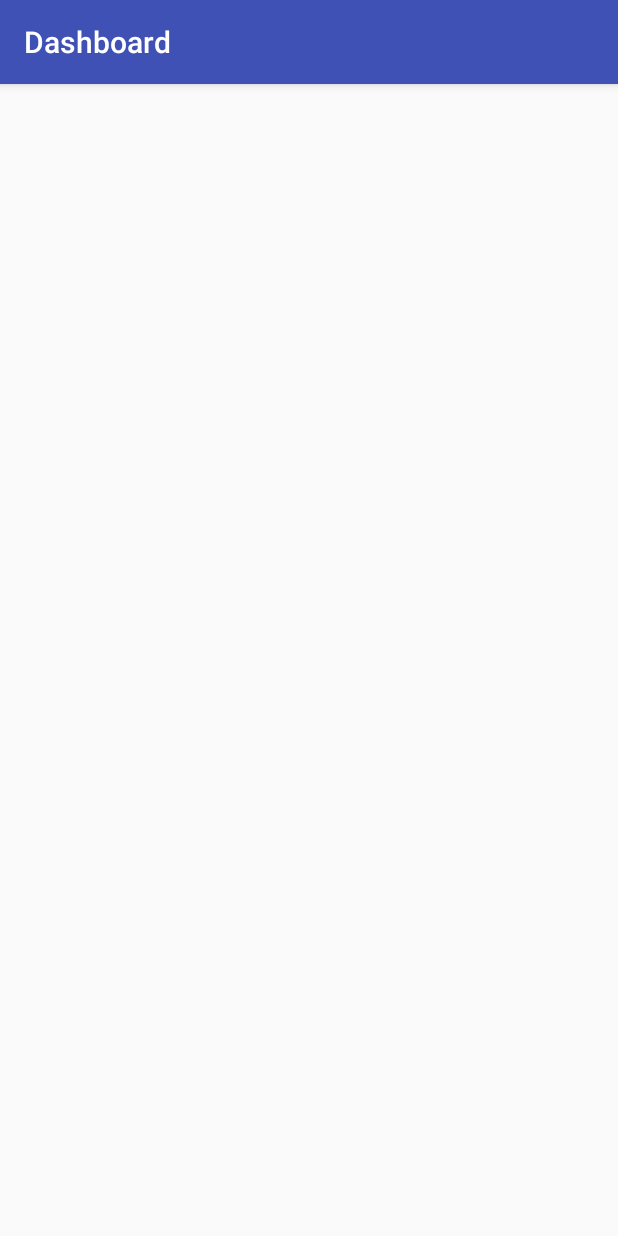
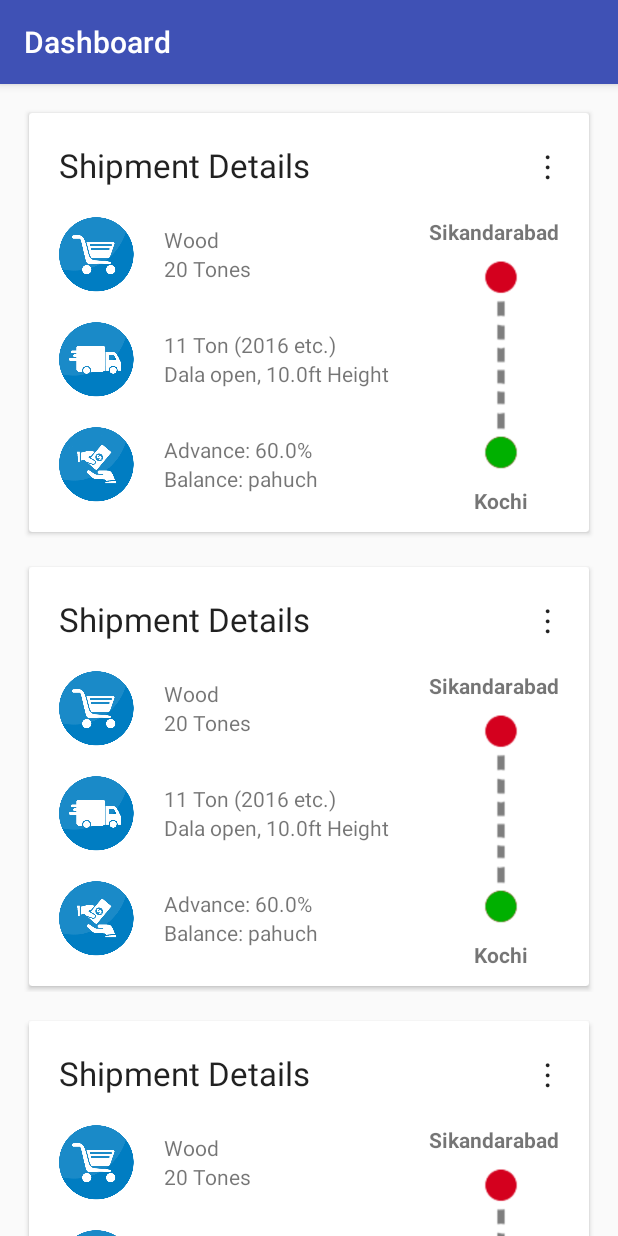
Before and after one commit to HVish/recycler-view-example, an Android app: the screen it shows after launch (MainActivity), on a phone screen of 412 x 824 dp. Run offline under Robolectric (Android 15) with nearby library versions, the phone set to English and light mode, and no system bars.

Commit message:
static data population in shipment recyler view

```diff
--- a/app/src/main/java/dashboard/vishnu/com/dashboard/Activities/MainActivity.java
+++ b/app/src/main/java/dashboard/vishnu/com/dashboard/Activities/MainActivity.java
@@ -2,14 +2,111 @@ package dashboard.vishnu.com.dashboard.Activities;
 
 import android.support.v7.app.AppCompatActivity;
 import android.os.Bundle;
+import android.support.v7.widget.LinearLayoutManager;
+import android.support.v7.widget.RecyclerView;
 
+import org.json.JSONException;
+import org.json.JSONObject;
+
+import java.util.ArrayList;
+import java.util.List;
+
+import dashboard.vishnu.com.dashboard.Adapters.ShipmentAdapter;
+import dashboard.vishnu.com.dashboard.Models.Shipment;
 import dashboard.vishnu.com.dashboard.R;
 
 public class MainActivity extends AppCompatActivity {
+
+    //recyclerview objects
+    private RecyclerView recyclerView;
+    private RecyclerView.LayoutManager layoutManager;
+    private RecyclerView.Adapter adapter;
+
+    //model object for our list data
+    private List<Shipment> shipments;
 
     @Override
     protected void onCreate(Bundle savedInstanceState) {
         super.onCreate(savedInstanceState);
         setContentView(R.layout.activity_main);
+
+        //initializing views
+        recyclerView = (RecyclerView) findViewById(R.id.shipments);
+        recyclerView.setHasFixedSize(true);
+        recyclerView.setLayoutManager(new LinearLayoutManager(this));
+
+        shipments = new ArrayList<>();
+
+        //loading list view item with this function
+        loadShipments();
+    }
+
+    private void loadShipments() {
+        //you can fetch the data from server or some apis
+        try {
+            JSONObject shipment = new JSONObject("{\n" +
+                    "        \"shipmentId\": 7191,\n" +
+                    "        \"generatedId\": \"SP17041271914\",\n" +
+                    "        \"shipperId\": \"SR1704112913\",\n" +
+                    "        \"userId\": 732,\n" +
+                    "        \"transporterId\": \"TR1704114913\",\n" +
+                    "        \"pickupDate\": \"2017-04-11T18:30:00.000Z\",\n" +
+                    "        \"bidClosingDate\": \"2017-04-12T16:51:00.000Z\",\n" +
+                    "        \"advance\": 60,\n" +
+                    "        \"balance\": \"pahuch\",\n" +
+                    "        \"truckType\": 17,\n" +
+                    "        \"truckCount\": 1,\n" +
+                    "        \"dala\": \"open\",\n" +
+                    "        \"extraHeight\": 10,\n" +
+                    "        \"expectedAmount\": 7800,\n" +
+                    "        \"reverseBid\": null,\n" +
+                    "        \"remarks\": \"Details on call\",\n" +
+                    "        \"insurance\": \"yes\",\n" +
+                    "        \"assistance\": \"yes\",\n" +
+                    "        \"paymentProcessId\": 1,\n" +
+                    "        \"createdAt\": \"2017-04-12T08:51:36.000Z\",\n" +
+                    "        \"status\": \"accepted\",\n" +
+                    "        \"truck\": \"11 Ton (2016 etc.)\",\n" +
+                    "        \"shipper\": \"Bharat Sarkaar\",\n" +
+                    "        \"transporter\": \"Vaahika\",\n" +
+                    "        \"commission\": 0,\n" +
+                    "        \"pickup\": \"VBN#Hingoli\",\n" +
+                    "        \"delivery\": \"VKI#Jaipur\",\n" +
+                    "        \"items\": [\n" +
+                    "          {\n" +
+                    "            \"shipmentId\": 7191,\n" +
+                    "            \"capsuleId\": null,\n" +
+                    "            \"itemId\": 7517,\n" +
+                    "            \"name\": \"Cotton\",\n" +
+                    "            \"weight\": 20,\n" +
+                    "            \"quantity\": 50\n" +
+                    "          }\n" +
+                    "        ],\n" +
+                    "        \"bids\": [\n" +
+                    "          {\n" +
+                    "            \"transporterId\": 491,\n" +
+                    "            \"shipmentId\": 7191,\n" +
+                    "            \"bidId\": 8366,\n" +
+                    "            \"quote\": 23423,\n" +
+                    "            \"oldQuote\": 23423,\n" +
+                    "            \"remarks\": \"good\",\n" +
+                    "            \"offerAction\": null,\n" +
+                    "            \"createdAt\": \"2017-04-12T12:50:14.000Z\",\n" +
+                    "            \"status\": \"accepted\",\n" +
+                    "            \"transporter\": \"TR1704114913\",\n" +
+                    "            \"rating\": 0\n" +
+                    "          }\n" +
+                    "        ]}");
+
+            for (int i = 1; i <= 5; i++) {
+                Shipment shipmentData = new Shipment(shipment);
+                shipments.add(shipmentData);
+            }
+        } catch (JSONException e) {
+            e.printStackTrace();
+        }
+
+        adapter = new ShipmentAdapter(shipments, this);
+        recyclerView.setAdapter(adapter);
     }
 }
--- /dev/null
+++ b/app/src/main/java/dashboard/vishnu/com/dashboard/Adapters/ShipmentAdapter.java
@@ -0,0 +1,77 @@
+package dashboard.vishnu.com.dashboard.Adapters;
+
+import android.content.Context;
+import android.support.v7.widget.RecyclerView;
+import android.view.LayoutInflater;
+import android.view.View;
+import android.view.ViewGroup;
+import android.widget.TextView;
+
+import java.util.List;
+
+import dashboard.vishnu.com.dashboard.Models.Shipment;
+import dashboard.vishnu.com.dashboard.Models.ShipmentAddress;
+import dashboard.vishnu.com.dashboard.R;
+
+/**
+ * Created by vishnu on 18/4/17.
+ */
+
+public class ShipmentAdapter extends RecyclerView.Adapter<ShipmentAdapter.ViewHolder> {
+    private List<Shipment> shipments;
+    private Context context;
+
+    public ShipmentAdapter(List<Shipment> shipments, Context context) {
+        this.shipments = shipments;
+        this.context = context;
+    }
+
+    @Override
+    public ShipmentAdapter.ViewHolder onCreateViewHolder(ViewGroup parent, int viewType) {
+        View v = LayoutInflater.from(parent.getContext())
+                .inflate(R.layout.shipment_card, parent, false);
+        return new ViewHolder(v);
+    }
+
+    @Override
+    public void onBindViewHolder(ShipmentAdapter.ViewHolder holder, int position) {
+        Shipment shipment = shipments.get(position);
+
+//        holder.shipmentItemName.setText(shipment.getItems().get(0).getName());
+//        holder.shipmentItemWeight.setText("" + shipment.getItems().get(0).getWeight() + " Tones");
+        holder.shipmentTruckType.setText(shipment.getTruck());
+        holder.shipmentDalaHeight.setText("Dala " + shipment.getDala() + ", " + shipment.getExtraHeight() + "ft Height");
+        holder.shipmentAdvance.setText("Advance: " + shipment.getAdvance() + "%");
+        holder.shipmentBalance.setText("Balance: " + shipment.getBalance() + "");
+//        holder.pickup.setText(shipment.getPickup().getCity().getName());
+//        holder.delivery.setText(shipment.getDelivery().getCity().getName());
+    }
+
+    @Override
+    public int getItemCount() {
+        return shipments.size();
+    }
+
+    public class ViewHolder extends RecyclerView.ViewHolder {
+        public TextView shipmentItemName,
+                shipmentItemWeight,
+                shipmentTruckType,
+                shipmentDalaHeight,
+                shipmentAdvance,
+                shipmentBalance,
+                pickup,
+                delivery;
+        public ViewHolder(View itemView) {
+            super(itemView);
+
+            shipmentItemName = (TextView) itemView.findViewById(R.id.shipmentItemName);
+            shipmentItemWeight = (TextView) itemView.findViewById(R.id.shipmentItemWeight);
+            shipmentTruckType = (TextView) itemView.findViewById(R.id.shipmentTruckType);
+            shipmentDalaHeight = (TextView) itemView.findViewById(R.id.shipmentDalaHeight);
+            shipmentAdvance = (TextView) itemView.findViewById(R.id.shipmentAdvance);
+            shipmentBalance = (TextView) itemView.findViewById(R.id.shipmentBalance);
+            pickup = (TextView) itemView.findViewById(R.id.pickup);
+            delivery = (TextView) itemView.findViewById(R.id.delivery);
+        }
+    }
+}
--- a/app/src/main/java/dashboard/vishnu/com/dashboard/Models/Shipment.java
+++ b/app/src/main/java/dashboard/vishnu/com/dashboard/Models/Shipment.java
@@ -63,6 +63,14 @@ public class Shipment {
         } catch (ParseException e) {
             e.printStackTrace();
         }
+    }
+
+    public List<Bid> getBids() {
+        return bids;
+    }
+
+    public List<ShipmentItem> getItems() {
+        return items;
     }
 
     public Date getPickupDate() {
--- a/app/src/main/res/layout/activity_main.xml
+++ b/app/src/main/res/layout/activity_main.xml
@@ -7,6 +7,7 @@
     tools:context="dashboard.vishnu.com.dashboard.Activities.MainActivity">
 
     <android.support.v7.widget.RecyclerView
+        android:id="@+id/shipments"
         android:layout_width="match_parent"
         android:layout_height="wrap_content">
     </android.support.v7.widget.RecyclerView>
--- a/app/src/main/res/layout/shipment_card.xml
+++ b/app/src/main/res/layout/shipment_card.xml
@@ -2,6 +2,9 @@
 <LinearLayout xmlns:android="http://schemas.android.com/apk/res/android"
     android:layout_width="match_parent"
     android:layout_height="wrap_content"
+    android:paddingTop="15dp"
+    android:paddingLeft="15dp"
+    android:paddingRight="15dp"
     android:orientation="vertical">
 
     <android.support.v7.widget.CardView
@@ -11,6 +14,7 @@
         android:elevation="4dp">
 
         <RelativeLayout
+            android:padding="10dp"
             android:layout_width="match_parent"
             android:layout_height="wrap_content">
 
@@ -28,7 +32,10 @@
                 android:layout_height="wrap_content"
                 android:layout_alignParentRight="true"
                 android:layout_alignParentTop="true"
-                android:padding="@dimen/activity_horizontal_margin"
+                android:paddingTop="10dp"
+                android:paddingLeft="10dp"
+                android:paddingRight="15dp"
+                android:paddingBottom="10dp"
                 android:text="&#8942;"
                 android:textAppearance="?android:textAppearanceLarge" />
 
@@ -105,7 +112,7 @@
                             android:id="@+id/shipmentDalaHeight"
                             android:layout_width="wrap_content"
                             android:layout_height="wrap_content"
-                            android:text="20 Tones, 3ft" />
+                            android:text="Data Open, 3ft Height" />
                     </LinearLayout>
 
 
@@ -153,11 +160,13 @@
                     android:layout_width="wrap_content"
                     android:layout_height="wrap_content"
                     android:layout_marginTop="10dp"
+                    android:paddingRight="10dp"
                     android:layout_alignParentTop="true"
                     android:layout_alignParentEnd="true">
 
                     <TextView
                         android:id="@+id/pickup"
+                        android:textStyle="bold"
                         android:layout_width="wrap_content"
                         android:layout_height="wrap_content"
                         android:layout_alignParentStart="true"
@@ -174,6 +183,7 @@
 
                     <TextView
                         android:id="@+id/delivery"
+                        android:textStyle="bold"
                         android:layout_width="wrap_content"
                         android:layout_height="wrap_content"
                         android:layout_centerHorizontal="true"
```
Also changed, not shown: app/src/main/res/drawable/payment.png, app/src/main/res/drawable/track.png.
